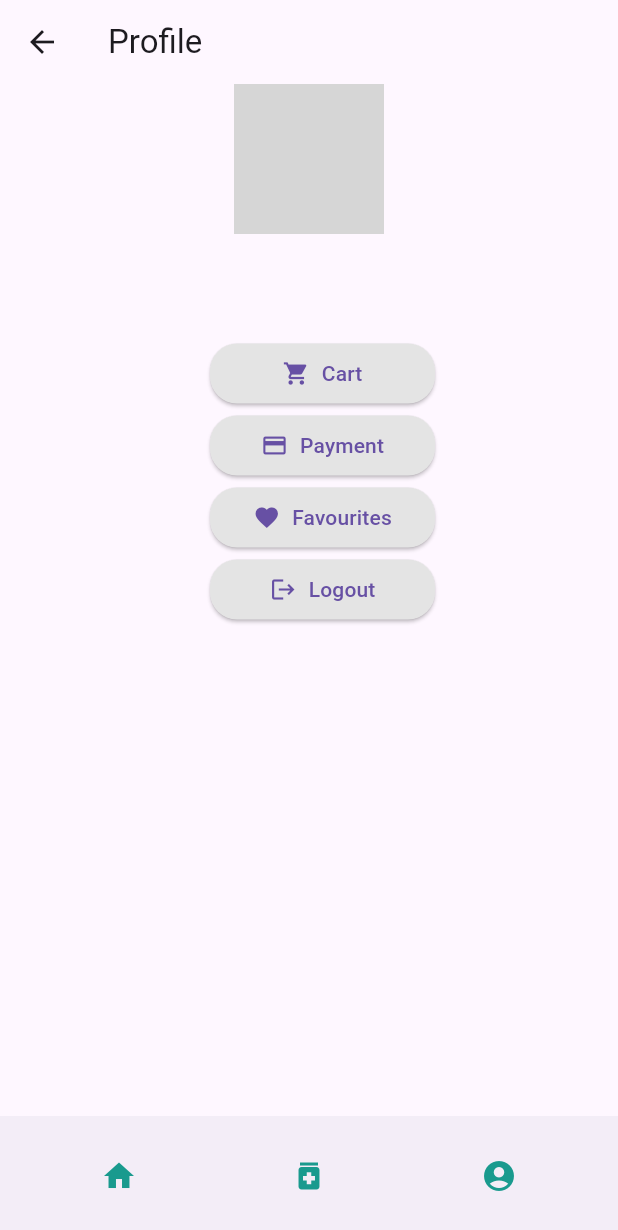
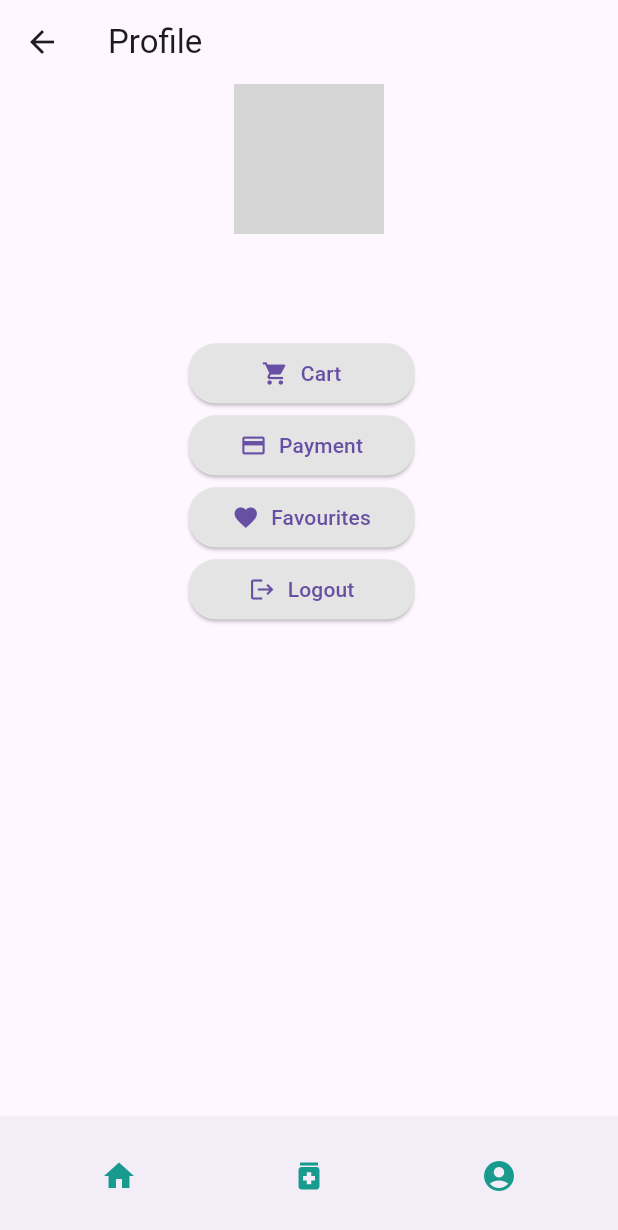
Before and after one commit to NightKing-V/MobAppDevProj---MedicineDeliveryApp, a Flutter app: the Profile screen opened directly, on a phone screen of 412 x 824 dp. Shown: the top 1230 px of the screen. Run offline on Flutter 3.47's test engine with Material 3 defaults, Android fonts, the phone set to English and light mode, and no system bars; our stand-ins replace image_picker; network calls fail; grey boxes are pictures that could not be loaded.

Commit message:
podi update ekk

```diff
--- a/Medicinedeliveryapp/lib/pages/patient/profile.dart
+++ b/Medicinedeliveryapp/lib/pages/patient/profile.dart
@@ -30,12 +30,12 @@ class Profile extends StatelessWidget {
             ),
             SizedBox(height: 20.0),
             Padding(
-              padding: const EdgeInsets.only(left: 140, right: 100),
+              padding: const EdgeInsets.only(left: 100, right: 100),
               child: Column(
                 children: [
                   Row(
                     mainAxisAlignment:
-                        MainAxisAlignment.start, // Align content to the left
+                        MainAxisAlignment.center, // Align content to the left
                     children: [
                       ElevatedButton.icon(
                         onPressed: () {
@@ -48,21 +48,18 @@ class Profile extends StatelessWidget {
                         label: Text("Cart"),
                         style: ElevatedButton.styleFrom(
                           backgroundColor: Color.fromARGB(255, 228, 228, 228),
-                          minimumSize:
-                              Size(150.0, 40.0),
+                          minimumSize: Size(150.0, 40.0),
                           padding: EdgeInsets.zero,
                           shape: RoundedRectangleBorder(
-                            borderRadius:
-                                BorderRadius.circular(18.0),
+                            borderRadius: BorderRadius.circular(18.0),
                           ),
                         ),
                       ),
                       SizedBox(width: 10.0), // Spacing between button and text
                     ],
                   ),
-                 Row(
-                    mainAxisAlignment:
-                        MainAxisAlignment.start, // Align content to the left
+                  Row(
+                    mainAxisAlignment: MainAxisAlignment.center,
                     children: [
                       ElevatedButton.icon(
                         onPressed: () {
@@ -75,12 +72,10 @@ class Profile extends StatelessWidget {
                         label: Text("Payment"),
                         style: ElevatedButton.styleFrom(
                           backgroundColor: Color.fromARGB(255, 228, 228, 228),
-                          minimumSize:
-                              Size(150.0, 40.0),
+                          minimumSize: Size(150.0, 40.0),
                           padding: EdgeInsets.zero,
                           shape: RoundedRectangleBorder(
-                            borderRadius:
-                                BorderRadius.circular(18.0),
+                            borderRadius: BorderRadius.circular(18.0),
                           ),
                         ),
                       ),
@@ -88,8 +83,7 @@ class Profile extends StatelessWidget {
                     ],
                   ),
                   Row(
-                    mainAxisAlignment:
-                        MainAxisAlignment.start, // Align content to the left
+                    mainAxisAlignment: MainAxisAlignment.center,
                     children: [
                       ElevatedButton.icon(
                         onPressed: () {
@@ -102,12 +96,10 @@ class Profile extends StatelessWidget {
                         label: Text("Favourites"),
                         style: ElevatedButton.styleFrom(
                           backgroundColor: Color.fromARGB(255, 228, 228, 228),
-                          minimumSize:
-                              Size(150.0, 40.0),
+                          minimumSize: Size(150.0, 40.0),
                           padding: EdgeInsets.zero,
                           shape: RoundedRectangleBorder(
-                            borderRadius:
-                                BorderRadius.circular(18.0),
+                            borderRadius: BorderRadius.circular(18.0),
                           ),
                         ),
                       ),
@@ -115,26 +107,24 @@ class Profile extends StatelessWidget {
                     ],
                   ),
                   Row(
-                    mainAxisAlignment:
-                        MainAxisAlignment.start, // Align content to the left
+                    mainAxisAlignment: MainAxisAlignment.center,
                     children: [
                       ElevatedButton.icon(
                         onPressed: () {
                           Navigator.push(
                             context,
-                            MaterialPageRoute(builder: (context) => LoginPage()),
+                            MaterialPageRoute(
+                                builder: (context) => LoginPage()),
                           );
                         },
                         icon: Icon(Icons.logout),
                         label: Text("Logout"),
                         style: ElevatedButton.styleFrom(
                           backgroundColor: Color.fromARGB(255, 228, 228, 228),
-                          minimumSize:
-                              Size(150.0, 40.0),
+                          minimumSize: Size(150.0, 40.0),
                           padding: EdgeInsets.zero,
                           shape: RoundedRectangleBorder(
-                            borderRadius:
-                                BorderRadius.circular(18.0),
+                            borderRadius: BorderRadius.circular(18.0),
                           ),
                         ),
                       ),
```
Also changed, not shown: Medicinedeliveryapp/lib/pages/pharmacist/profile.dart (+9 -6 lines).
